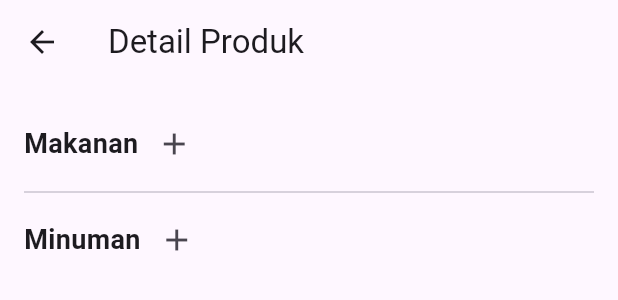
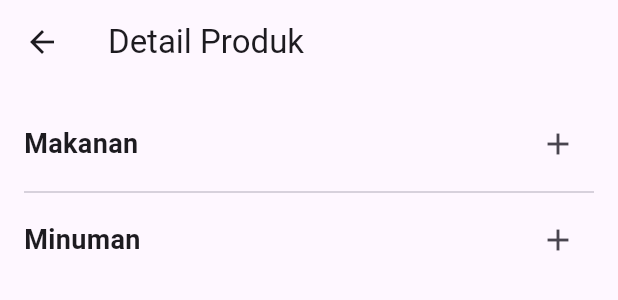
Before and after one commit to phinnpw2/kptokoberkatjaya, a Flutter app: the HomeScreen widget shown alone on an empty page, opened directly, after a tap on "Stok Produk", on a phone screen of 412 x 824 dp. Shown: the top 300 px of the screen. Run offline on Flutter 3.47's test engine with Material 3 defaults, Android fonts, the phone set to English and light mode, and no system bars; our stand-ins replace firebase_core, hive_flutter; accounts and stored records are empty.

Commit message:
swipping_logout_produk

```diff
--- a/lib/screens/home_screen.dart
+++ b/lib/screens/home_screen.dart
@@ -1,115 +1,127 @@
 import 'package:flutter/material.dart';
-import 'product_detail_screen.dart';  // Pastikan ini sudah ada
+import 'product_detail_screen.dart';
+import 'swipping_screen.dart';
+import 'pengaturan_screen.dart';  // Impor PengaturanScreen
 
 class HomeScreen extends StatelessWidget {
   @override
   Widget build(BuildContext context) {
-    return Scaffold(
-      body: Stack(
+    final screenWidth = MediaQuery.of(context).size.width;
+
+    return SwippingScreen(
+      child: Column(
         children: [
-          // Background image
-          Positioned.fill(
-            child: Image.asset(
-              'images/bg1.jpg',  // Ganti dengan path gambar latar belakang yang sesuai
-              fit: BoxFit.cover,
-            ),
-          ),
-          // Content on top of the background
-          Column(
-            children: [
-              // Header with user info
+          // Header
           Container(
             padding: EdgeInsets.all(20),
-                color: Colors.white.withOpacity(0.8),  // Semi-transparent background
+            color: Colors.white.withOpacity(0.8),
             child: Row(
               mainAxisAlignment: MainAxisAlignment.spaceBetween,
               children: [
                 CircleAvatar(
-                      radius: 30,  // Ukuran avatar
-                      backgroundImage: AssetImage('assets/your_avatar.png'),  // Ganti dengan path gambar avatar
+                  radius: 30,
+                  backgroundImage: AssetImage('assets/your_avatar.png'),
                 ),
                 Column(
                   crossAxisAlignment: CrossAxisAlignment.start,
                   children: [
-                        Text(
-                          'Bobby',
-                          style: TextStyle(
-                            fontSize: 20,
-                            fontWeight: FontWeight.bold,
-                          ),
-                        ),
-                        Text(
-                          'Owner',
-                          style: TextStyle(
-                            fontSize: 16,
-                            color: Colors.grey,
-                          ),
-                        ),
+                    Text('Bobby', style: TextStyle(fontSize: 20, fontWeight: FontWeight.bold)),
+                    Text('Owner', style: TextStyle(fontSize: 16, color: Colors.grey)),
                   ],
                 ),
                 ElevatedButton(
-                      onPressed: () {},
+                  onPressed: () {}, // Logic untuk button Owner jika ada
                   child: Text('Owner'),
                   style: ElevatedButton.styleFrom(
                     padding: EdgeInsets.symmetric(horizontal: 10),
-                        backgroundColor: Colors.purple,  // Warna tombol
+                    backgroundColor: Colors.purple,
                   ),
                 ),
               ],
             ),
           ),
-              // Main buttons (Kasir, Stok Produk, Laporan)
-              Expanded(
-                child: Column(
+
+          // Scroll Horizontal Buttons
+          SingleChildScrollView(
+            scrollDirection: Axis.horizontal,
+            padding: EdgeInsets.symmetric(vertical: 20),
+            child: Row(
+              children: [
+                _buildMainButton(
+                  icon: Icons.payment,
+                  label: 'Kasir',
+                  onPressed: () {},
+                ),
+                _buildMainButton(
+                  icon: Icons.inventory,
+                  label: 'Stok Produk',
+                  onPressed: () {
+                    Navigator.push(
+                      context,
+                      MaterialPageRoute(
+                        builder: (context) => ProductDetailScreen(
+                          productName: 'Produk A',
+                          productStock: 100,
+                        ),
+                      ),
+                    );
+                  },
+                ),
+                _buildMainButton(
+                  icon: Icons.bar_chart,
+                  label: 'Laporan',
+                  onPressed: () {},
+                ),
+              ],
+            ),
+          ),
+
+          // Pengaturan Button
+          Padding(
+            padding: const EdgeInsets.all(5.0),
+            child: Container(
+              width: screenWidth * 0.9,
+              height: 150,
+              child: Card(
+                color: Colors.white,
+                elevation: 5,
+                child: InkWell(
+                  onTap: () {
+                    // Navigasi ke PengaturanScreen
+                    Navigator.push(
+                      context,
+                      MaterialPageRoute(builder: (context) => PengaturanScreen()),
+                    );
+                  },
+                  child: Row(
                     mainAxisAlignment: MainAxisAlignment.center,
                     children: [
-                    // Row untuk tombol utama
-                    Row(
-                      mainAxisAlignment: MainAxisAlignment.center,
-                      children: [
-                        // Kasir Button
-                        Padding(
-                          padding: EdgeInsets.all(8.0),  // Menambah jarak sekitar tombol
-                          child: Container(
-                            width: 230,  // Ukuran tombol
-                            height: 150,
-                            child: ElevatedButton(
-                              onPressed: () {},
-                              style: ElevatedButton.styleFrom(
-                                backgroundColor: Colors.white,  // Warna tombol
-                                shape: RoundedRectangleBorder(
-                                  borderRadius: BorderRadius.circular(15),
-                                ),
-                              ),
-                              child: Column(
-                                mainAxisAlignment: MainAxisAlignment.center,
-                                children: [
-                                  Icon(Icons.payment, size: 40),
-                                  Text('Kasir', style: TextStyle(fontSize: 14)),
+                      Icon(Icons.settings, size: 30, color: Colors.purple),
+                      SizedBox(width: 10),
+                      Text('Pengaturan', style: TextStyle(fontSize: 14, color: Colors.black)),
                     ],
                   ),
                 ),
               ),
             ),
-                        // Stok Produk Button
-                        Padding(
-                          padding: EdgeInsets.all(8.0),
+          ),
+        ],
+      ),
+    );
+  }
+
+  Widget _buildMainButton({
+    required IconData icon,
+    required String label,
+    required VoidCallback onPressed,
+  }) {
+    return Padding(
+      padding: EdgeInsets.symmetric(horizontal: 8.0),
       child: Container(
-                            width: 230,  // Ukuran tombol
+        width: 200,
         height: 150,
         child: ElevatedButton(
-                              onPressed: () {
-                                // Navigasi ke ProductDetailScreen
-                                Navigator.push(
-                                  context,
-                                  MaterialPageRoute(
-                                    builder: (context) => ProductDetailScreen(
-                                      productName: 'Produk A',  // Nama produk yang diteruskan
-                                      productStock: 100,        // Jumlah stok produk yang diteruskan
-                                    ),
-                                  ),
-                                );
-                              },
+          onPressed: onPressed,
           style: ElevatedButton.styleFrom(
             backgroundColor: Colors.white,
             shape: RoundedRectangleBorder(
@@ -119,69 +131,12 @@ class HomeScreen extends StatelessWidget {
           child: Column(
             mainAxisAlignment: MainAxisAlignment.center,
             children: [
-                                  Icon(Icons.inventory, size: 40),
-                                  Text('Stok Produk', style: TextStyle(fontSize: 14)),
+              Icon(icon, size: 40),
+              Text(label, style: TextStyle(fontSize: 14)),
             ],
           ),
         ),
       ),
-                        ),
-                        // Laporan Button
-                        Padding(
-                          padding: EdgeInsets.all(8.0),
-                          child: Container(
-                            width: 230,
-                            height: 150,
-                            child: ElevatedButton(
-                              onPressed: () {},
-                              style: ElevatedButton.styleFrom(
-                                backgroundColor: Colors.white,
-                                shape: RoundedRectangleBorder(
-                                  borderRadius: BorderRadius.circular(15),
-                                ),
-                              ),
-                              child: Column(
-                                mainAxisAlignment: MainAxisAlignment.center,
-                                children: [
-                                  Icon(Icons.bar_chart, size: 40),
-                                  Text('Laporan', style: TextStyle(fontSize: 14)),
-                                ],
-                              ),
-                            ),
-                          ),
-                        ),
-                      ],
-                    ),
-                    // Tombol Pengaturan yang memanjang ke bawah
-                    Padding(
-                      padding: const EdgeInsets.all(5.0),
-                      child: Container(
-                        width: 720,   // Menambahkan pengaturan ukuran lebar tombol
-                        height: 150,   // Menambahkan pengaturan ukuran tinggi tombol
-                        child: Card(
-                          color: Colors.white,
-                          elevation: 5,
-                          child: InkWell(
-                            onTap: () {},
-                            child: Row(
-                              mainAxisAlignment: MainAxisAlignment.center,
-                              children: [
-                                Icon(Icons.settings, size: 30, color: Colors.purple),
-                                SizedBox(width: 10),  // Menambahkan ruang antara ikon dan teks
-                                Text('Pengaturan', style: TextStyle(fontSize: 14, color: Colors.black)),
-                              ],
-                            ),
-                          ),
-                        ),
-                      ),
-                    ),
-                  ],
-                ),
-              ),
-            ],
-          ),
-        ],
-      ),
     );
   }
 }
--- a/lib/screens/product_detail_screen.dart
+++ b/lib/screens/product_detail_screen.dart
@@ -141,6 +141,17 @@ class _ProductDetailScreenState extends State<ProductDetailScreen> {
               },
               child: Text('Simpan'),
             ),
+            // Tombol Hapus Produk
+            TextButton(
+              onPressed: () {
+                setState(() {
+                  list.removeAt(index); // Menghapus item dari list
+                  _saveProdukData();
+                });
+                Navigator.pop(context);
+              },
+              child: Text('Hapus', style: TextStyle(color: Colors.red)),
+            ),
           ],
         );
       },
@@ -153,9 +164,15 @@ class _ProductDetailScreenState extends State<ProductDetailScreen> {
         return ListTile(
           title: Text(list[index]['nama'], style: TextStyle(fontSize: 14)),
           subtitle: Text('Stok: ${list[index]['stok']}'),
-          trailing: TextButton(
+          trailing: Column(
+            crossAxisAlignment: CrossAxisAlignment.end,
+            children: [
+              // Tombol Edit
+              TextButton(
                 onPressed: () => _showEditItemDialog(context, jenis, index),
-            child: Text('Edit Produk', style: TextStyle(fontSize: 18, color: Colors.blue)),
+                child: Text('Edit', style: TextStyle(fontSize: 12, color: Colors.blue)),
+              ),
+            ],
           ),
         );
       }),
@@ -164,60 +181,18 @@ class _ProductDetailScreenState extends State<ProductDetailScreen> {
 
   @override
   Widget build(BuildContext context) {
-    bool isDesktop = MediaQuery.of(context).size.width > 600;
-
     return Scaffold(
       appBar: AppBar(
         title: Text('Detail Produk'),
       ),
       body: SingleChildScrollView(
         padding: const EdgeInsets.all(16.0),
-        child: isDesktop
-            ? Row(
-                children: [
-                  Expanded(
         child: Column(
           crossAxisAlignment: CrossAxisAlignment.start,
           children: [
+            // Bagian Makanan
             Row(
-                          children: [
-                            Text('Makanan', style: TextStyle(fontSize: 18, fontWeight: FontWeight.bold)),
-                            IconButton(
-                              icon: Icon(Icons.add),
-                              onPressed: () => _showAddItemDialog(context, 'Makanan'),
-                            ),
-                          ],
-                        ),
-                        SizedBox(height: 10),
-                        _buildItemList(makananList, 'Makanan'),
-                      ],
-                    ),
-                  ),
-                  VerticalDivider(),
-                  Expanded(
-                    child: Column(
-                      crossAxisAlignment: CrossAxisAlignment.start,
-                      children: [
-                        Row(
-                          children: [
-                            Text('Minuman', style: TextStyle(fontSize: 18, fontWeight: FontWeight.bold)),
-                            IconButton(
-                              icon: Icon(Icons.add),
-                              onPressed: () => _showAddItemDialog(context, 'Minuman'),
-                            ),
-                          ],
-                        ),
-                        SizedBox(height: 10),
-                        _buildItemList(minumanList, 'Minuman'),
-                      ],
-                    ),
-                  ),
-                ],
-              )
-            : Column(
-                crossAxisAlignment: CrossAxisAlignment.start,
-                children: [
-                  Row(
+              mainAxisAlignment: MainAxisAlignment.spaceBetween,  // Add space between to align to the right
               children: [
                 Text('Makanan', style: TextStyle(fontSize: 18, fontWeight: FontWeight.bold)),
                 IconButton(
@@ -228,7 +203,10 @@ class _ProductDetailScreenState extends State<ProductDetailScreen> {
             ),
             _buildItemList(makananList, 'Makanan'),
             Divider(),
+
+            // Bagian Minuman
             Row(
+              mainAxisAlignment: MainAxisAlignment.spaceBetween,  // Add space between to align to the right
               children: [
                 Text('Minuman', style: TextStyle(fontSize: 18, fontWeight: FontWeight.bold)),
                 IconButton(
--- /dev/null
+++ b/lib/screens/swipping_screen.dart
@@ -0,0 +1,31 @@
+// swipping_screen.dart
+import 'package:flutter/material.dart';
+
+class SwippingScreen extends StatelessWidget {
+  final Widget child;
+
+  const SwippingScreen({Key? key, required this.child}) : super(key: key);
+
+  @override
+  Widget build(BuildContext context) {
+    return Scaffold(
+      body: Stack(
+        children: [
+          // Background image
+          Positioned.fill(
+            child: Image.asset(
+              'images/bg1.jpg',
+              fit: BoxFit.cover,
+            ),
+          ),
+          // Scrollable content
+          SafeArea(
+            child: SingleChildScrollView(
+              child: child,
+            ),
+          ),
+        ],
+      ),
+    );
+  }
+}
```
Also changed, not shown: lib/screens/pengaturan_screen.dart (added, +52 -0 lines), 2 other files. Lines whose indentation alone changed are shown as unchanged.
